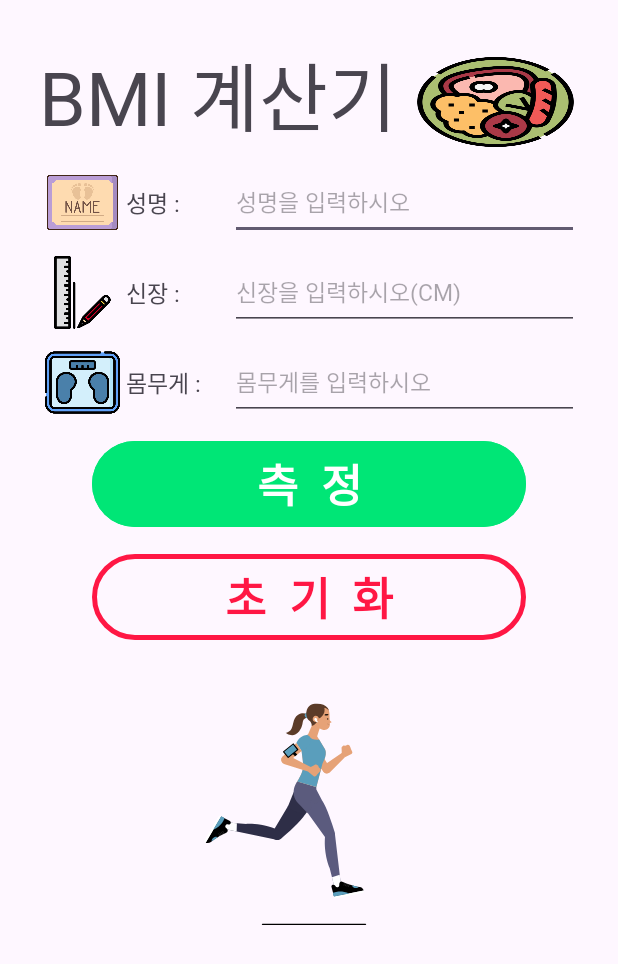
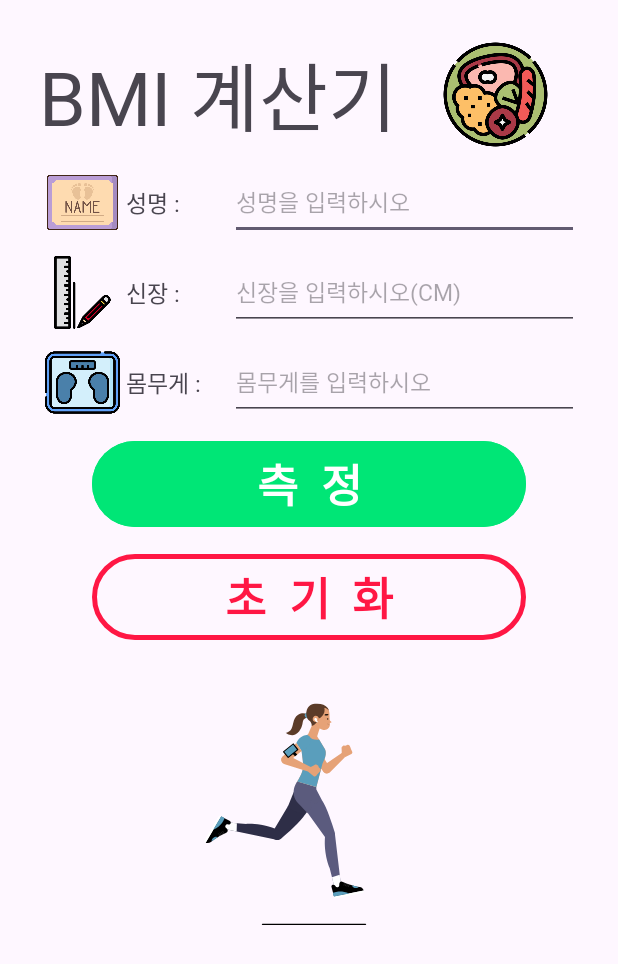
Before and after one commit to Mourn5367/BMI_Calculator, an Android app: the screen it shows after launch (MainActivity), on a phone screen of 412 x 824 dp. Shown: the top 964 px of the screen. Run offline under Robolectric (Android 15) with nearby library versions, the phone set to English and light mode, and no system bars.

Commit message:
다음 창으로 넘어가는 이미지 버튼의 이미지 속성을 background 에서 src로 변경
적용하니 이미지 제어하기 편함

```diff
--- a/app/src/main/res/layout/activity_main.xml
+++ b/app/src/main/res/layout/activity_main.xml
@@ -19,28 +19,30 @@
         >
         <!--   title     -->
         <LinearLayout
-            android:layout_width="match_parent"
+            android:layout_width="wrap_content"
             android:layout_height="wrap_content"
             android:orientation="horizontal"
+            android:layout_gravity="center"
             >
             <TextView
                 android:layout_width="wrap_content"
                 android:layout_height="wrap_content"
                 android:text="@string/bmiTitle"
                 android:textSize="@dimen/titleSize"
-                android:gravity="center"
                 android:layout_marginBottom="@dimen/inputMargin"
                 android:fontFamily="@font/dnf_bit"
                 android:layout_marginRight="@dimen/inputMargin"
                 />
+
             <ImageButton
                 android:id="@+id/btnGoToSearch"
                 android:layout_width="wrap_content"
                 android:layout_height="match_parent"
-                android:background="@drawable/meal"
-                android:layout_marginTop="@dimen/inputMargin"
                 android:layout_marginBottom="@dimen/inputMargin"
-
+                android:adjustViewBounds="true"
+                android:background="@null"
+                android:scaleType="fitCenter"
+                android:src="@drawable/meal"
                 />
         </LinearLayout>
         <!-- 성명   -->
--- a/app/src/main/res/layout/activity_sub.xml
+++ b/app/src/main/res/layout/activity_sub.xml
@@ -37,9 +37,11 @@
                 android:id="@+id/btnGoToBmi"
                 android:layout_width="wrap_content"
                 android:layout_height="match_parent"
-                android:background="@drawable/weight"
-                android:layout_marginTop="@dimen/inputMargin"
+                android:src="@drawable/weight"
+                android:background="@null"
                 android:layout_marginBottom="@dimen/inputMargin"
+                android:adjustViewBounds="true"
+                android:scaleType="fitCenter"
                 />
         </LinearLayout>
         <LinearLayout
```
